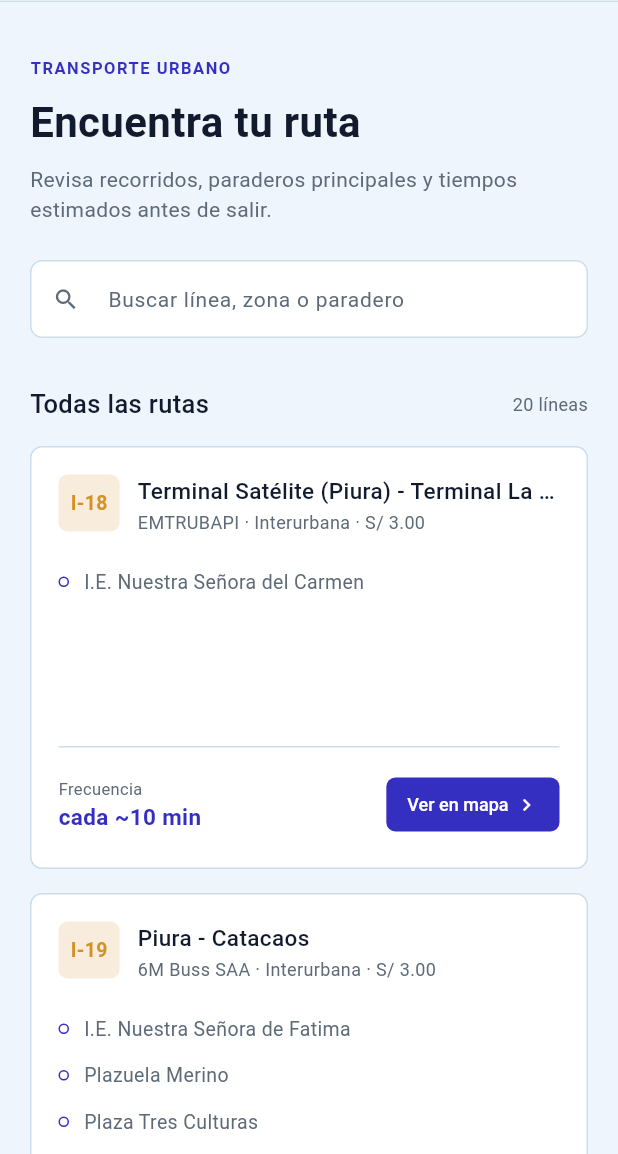
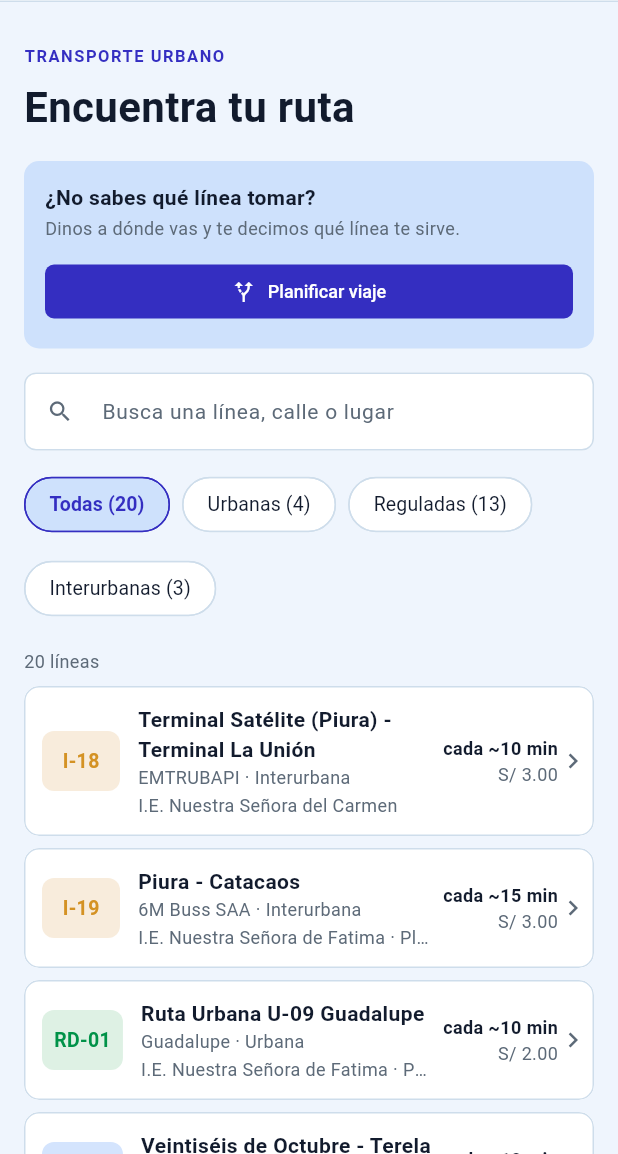
Before and after one commit to miacordov/piurago, a Flutter app: the RoutesPage screen opened by its route, on a phone screen of 412 x 824 dp, the part 82-1236 px from its top. Run offline on Flutter 3.47's test engine with Material 3 defaults, Android fonts, the phone set to English and light mode, and no system bars; our stand-ins replace flutter_map, latlong2.

Commit message:
feat(frontend): rediseña la lista de rutas al estilo de Moovit y piuratransporta
Filas compactas con el código, por dónde pasa, la frecuencia y el pasaje; filtros por tipo con su número de líneas; buscador sin tildes, por código sin guion y por lugar ("Pasa por ..."); acceso a Planificar viaje y botón para limpiar la búsqueda.

```diff
--- /dev/null
+++ b/frontend/lib/features/routes/filtro_rutas.dart
@@ -0,0 +1,107 @@
+import '../../data/lugares/indice_lugares.dart';
+import '../../data/models/ruta.dart';
+
+/// Tipos de servicio de las líneas de Piura (como en piuratransporta.com).
+enum TipoServicio {
+  urbana('Urbana', 'Urbanas'),
+  regulada('Regulada', 'Reguladas'),
+  interurbana('Interurbana', 'Interurbanas');
+
+  const TipoServicio(this.valor, this.plural);
+
+  /// Texto de `Ruta.tipoServicio`.
+  final String valor;
+
+  /// Texto del filtro.
+  final String plural;
+
+  static TipoServicio? de(Ruta ruta) {
+    for (final tipo in values) {
+      if (tipo.valor == ruta.tipoServicio) return tipo;
+    }
+    return null;
+  }
+}
+
+/// Una línea que coincide con la búsqueda y, si coincidió por uno de los
+/// lugares por los que pasa, cuál ("Pasa por Mercado Modelo").
+class RutaFiltrada {
+  const RutaFiltrada(this.ruta, {this.lugarCoincidente});
+
+  final Ruta ruta;
+  final String? lugarCoincidente;
+}
+
+/// Texto sin tildes, mayúsculas ni signos, con las palabras separadas por un
+/// espacio.
+String _plano(String texto) =>
+    normalizar(texto).replaceAll(RegExp(r'[^a-z0-9]+'), ' ').trim();
+
+/// Datos propios de la línea donde se busca (sin los lugares por los que
+/// pasa). El código va también sin guion: "rd05" encuentra "RD-05".
+String _textoDeLaLinea(Ruta r) => _plano(
+  [
+    r.codigo,
+    r.codigo?.replaceAll(RegExp(r'[^A-Za-z0-9]'), ''),
+    r.nombre,
+    r.empresa,
+    r.puntoInicio,
+    r.puntoFinal,
+    r.descripcion,
+    r.tipoServicio,
+  ].whereType<String>().join(' '),
+);
+
+/// Líneas que coinciden con [consulta] (cada palabra escrita debe estar en
+/// los datos de la línea o en los lugares por los que pasa, sin importar
+/// tildes ni mayúsculas) y con [tipo], si se indica. Primero las que están
+/// en servicio; por lo demás, en el orden de [rutas].
+List<RutaFiltrada> filtrarRutas(
+  List<Ruta> rutas, {
+  String consulta = '',
+  TipoServicio? tipo,
+}) {
+  final palabras = [
+    for (final p in _plano(consulta).split(' '))
+      if (p.isNotEmpty) p,
+  ];
+  final resultado = <RutaFiltrada>[];
+  for (final ruta in rutas) {
+    if (tipo != null && TipoServicio.de(ruta) != tipo) continue;
+    if (palabras.isEmpty) {
+      resultado.add(RutaFiltrada(ruta));
+      continue;
+    }
+    final linea = _textoDeLaLinea(ruta);
+    final lugares = [for (final l in ruta.lugaresDestacados) (l, _plano(l))];
+    final todo = '$linea ${lugares.map((l) => l.$2).join(' ')}';
+    if (!palabras.every(todo.contains)) continue;
+    // Si los datos de la línea no bastan, coincidió por un lugar: se dice
+    // cuál.
+    String? lugar;
+    if (!palabras.every(linea.contains)) {
+      for (final (nombre, plano) in lugares) {
+        if (palabras.any(plano.contains)) {
+          lugar = nombre;
+          break;
+        }
+      }
+    }
+    resultado.add(RutaFiltrada(ruta, lugarCoincidente: lugar));
+  }
+  // Primero las que están en servicio, sin cambiar el orden entre ellas.
+  return [
+    ...resultado.where((r) => r.ruta.activa),
+    ...resultado.where((r) => !r.ruta.activa),
+  ];
+}
+
+/// Cuántas líneas hay de cada tipo (la clave null es el total), para los
+/// filtros.
+Map<TipoServicio?, int> contarPorTipo(List<Ruta> rutas) {
+  final cuenta = <TipoServicio?, int>{null: rutas.length};
+  for (final tipo in TipoServicio.values) {
+    cuenta[tipo] = rutas.where((r) => TipoServicio.de(r) == tipo).length;
+  }
+  return cuenta;
+}
--- a/frontend/lib/features/routes/routes_page.dart
+++ b/frontend/lib/features/routes/routes_page.dart
@@ -1,5 +1,6 @@
 import 'package:flutter/material.dart';
 
+import '../../core/routes.dart';
 import '../../core/theme/app_colors.dart';
 import '../../core/theme/app_styles.dart';
 import '../../core/theme/app_text.dart';
@@ -7,9 +8,13 @@ import '../../data/models/ruta.dart';
 import '../../data/rutas_repository.dart';
 import '../shell/app_shell.dart';
 import '../shell/shell_scaffold.dart';
+import 'filtro_rutas.dart';
 import 'ruta_card.dart';
 
-/// Lista de líneas con buscador.
+/// Lista de líneas, como la de Moovit y la de piuratransporta.com: buscador
+/// (sin tildes, por código, zona, empresa o lugar), filtros por tipo de
+/// servicio y una fila compacta por línea. Arriba, un acceso a Planificar
+/// viaje para quien no sabe qué línea tomar.
 class RoutesPage extends StatefulWidget {
   const RoutesPage({super.key, required this.repository});
 
@@ -23,6 +28,7 @@ class _RoutesPageState extends State<RoutesPage> {
   late Future<List<Ruta>> _rutas;
   final _busqueda = TextEditingController();
   String _consulta = '';
+  TipoServicio? _tipo;
 
   @override
   void initState() {
@@ -42,13 +48,21 @@ class _RoutesPageState extends State<RoutesPage> {
     });
   }
 
+  void _limpiar() {
+    _busqueda.clear();
+    setState(() {
+      _consulta = '';
+      _tipo = null;
+    });
+  }
+
   @override
   Widget build(BuildContext context) {
     return ShellScaffold(
       seccion: SeccionApp.rutas,
       child: LayoutBuilder(
         builder: (context, constraints) {
-          return _cuerpo(horizontal: constraints.maxWidth >= 600 ? 40 : 20);
+          return _cuerpo(horizontal: constraints.maxWidth >= 600 ? 40 : 16);
         },
       ),
     );
@@ -59,9 +73,16 @@ class _RoutesPageState extends State<RoutesPage> {
       future: _rutas,
       builder: (context, snapshot) {
         final terminado = snapshot.connectionState == ConnectionState.done;
-        final filtradas = (snapshot.data ?? const <Ruta>[])
-            .where((r) => r.coincideCon(_consulta))
-            .toList();
+        final todas = snapshot.data ?? const <Ruta>[];
+        // Los números de los filtros cuentan lo que coincide con la búsqueda.
+        final porTexto = filtrarRutas(todas, consulta: _consulta);
+        final cuenta = contarPorTipo([for (final r in porTexto) r.ruta]);
+        final filtradas = _tipo == null
+            ? porTexto
+            : [
+                for (final r in porTexto)
+                  if (TipoServicio.de(r.ruta) == _tipo) r,
+              ];
         final total = terminado && !snapshot.hasError
             ? '${filtradas.length} ${filtradas.length == 1 ? 'línea' : 'líneas'}'
             : null;
@@ -69,12 +90,19 @@ class _RoutesPageState extends State<RoutesPage> {
         return CustomScrollView(
           slivers: [
             SliverPadding(
-              padding: EdgeInsets.fromLTRB(horizontal, 36, horizontal, 0),
+              padding: EdgeInsets.fromLTRB(horizontal, 28, horizontal, 0),
               sliver: SliverToBoxAdapter(
+                child: ConstrainedBox(
+                  constraints: const BoxConstraints(maxWidth: 880),
                   child: _Encabezado(
                     controller: _busqueda,
                     total: total,
+                    cuenta: terminado && !snapshot.hasError ? cuenta : null,
+                    tipo: _tipo,
                     onChanged: (valor) => setState(() => _consulta = valor),
+                    onBorrar: _limpiar,
+                    onTipo: (tipo) => setState(() => _tipo = tipo),
+                  ),
                 ),
               ),
             ),
@@ -98,25 +126,32 @@ class _RoutesPageState extends State<RoutesPage> {
                 ),
               )
             else if (filtradas.isEmpty)
-              const SliverToBoxAdapter(
+              SliverToBoxAdapter(
                 child: _Mensaje(
                   titulo: 'No encontramos rutas',
-                  detalle: 'Prueba con otra línea, zona o paradero.',
+                  detalle: 'Prueba con otra línea, calle o lugar.',
+                  accion: OutlinedButton(
+                    onPressed: _limpiar,
+                    child: const Text('Limpiar búsqueda'),
+                  ),
                 ),
               )
             else
               SliverPadding(
                 padding: EdgeInsets.fromLTRB(horizontal, 0, horizontal, 40),
-                sliver: SliverGrid(
-                  gridDelegate: const SliverGridDelegateWithMaxCrossAxisExtent(
-                    maxCrossAxisExtent: 380,
-                    mainAxisExtent: 282,
-                    crossAxisSpacing: 16,
-                    mainAxisSpacing: 16,
-                  ),
-                  delegate: SliverChildBuilderDelegate(
-                    (context, indice) => RutaCard(ruta: filtradas[indice]),
-                    childCount: filtradas.length,
+                sliver: SliverConstrainedCrossAxis(
+                  maxExtent: 880,
+                  sliver: SliverList.separated(
+                    itemCount: filtradas.length,
+                    separatorBuilder: (_, _) => const SizedBox(height: 8),
+                    itemBuilder: (context, indice) {
+                      final r = filtradas[indice];
+                      return RutaCard(
+                        key: ValueKey('ruta-${r.ruta.idRuta}'),
+                        ruta: r.ruta,
+                        lugarCoincidente: r.lugarCoincidente,
+                      );
+                    },
                   ),
                 ),
               ),
@@ -131,60 +166,167 @@ class _Encabezado extends StatelessWidget {
   const _Encabezado({
     required this.controller,
     required this.onChanged,
+    required this.onBorrar,
+    required this.onTipo,
     required this.total,
+    required this.cuenta,
+    required this.tipo,
   });
 
   final TextEditingController controller;
   final ValueChanged<String> onChanged;
+  final VoidCallback onBorrar;
+  final ValueChanged<TipoServicio?> onTipo;
   final String? total;
+  final Map<TipoServicio?, int>? cuenta;
+  final TipoServicio? tipo;
 
   @override
   Widget build(BuildContext context) {
+    final cuenta = this.cuenta;
     return Column(
       crossAxisAlignment: CrossAxisAlignment.start,
       children: [
         const Text('TRANSPORTE URBANO', style: AppText.eyebrow),
-        const SizedBox(height: 8),
+        const SizedBox(height: 6),
         const Text('Encuentra tu ruta', style: AppText.heading),
-        const SizedBox(height: 8),
-        const Text(
-          'Revisa recorridos, paraderos principales y tiempos estimados antes de salir.',
-          style: AppText.body,
-        ),
-        const SizedBox(height: 24),
-        ConstrainedBox(
-          constraints: const BoxConstraints(maxWidth: 520),
-          child: TextField(
+        const SizedBox(height: 16),
+        const _AccesoPlanificar(),
+        const SizedBox(height: 16),
+        ValueListenableBuilder(
+          valueListenable: controller,
+          builder: (context, valor, _) => TextField(
             controller: controller,
             onChanged: onChanged,
-            decoration: appInputDecoration(
-              hint: 'Buscar línea, zona o paradero',
+            textInputAction: TextInputAction.search,
+            decoration:
+                appInputDecoration(
+                  hint: 'Busca una línea, calle o lugar',
                   icon: Icons.search,
                   fill: AppColors.surface,
+                ).copyWith(
+                  suffixIcon: valor.text.isEmpty
+                      ? null
+                      : IconButton(
+                          tooltip: 'Borrar búsqueda',
+                          onPressed: onBorrar,
+                          icon: const Icon(
+                            Icons.close,
+                            size: 18,
+                            color: AppColors.textMuted,
                           ),
                         ),
                 ),
-        const SizedBox(height: 32),
-        Row(
-          children: [
-            const Expanded(
-              child: Text(
-                'Todas las rutas',
-                maxLines: 1,
-                overflow: TextOverflow.ellipsis,
-                style: TextStyle(
-                  fontSize: 17,
-                  fontWeight: FontWeight.w500,
-                  color: AppColors.text,
           ),
         ),
+        if (cuenta != null) ...[
+          const SizedBox(height: 12),
+          Wrap(
+            spacing: 8,
+            runSpacing: 8,
+            children: [
+              _FiltroTipo(
+                texto: 'Todas (${cuenta[null]})',
+                elegido: tipo == null,
+                onTap: () => onTipo(null),
               ),
-            const SizedBox(width: 8),
-            if (total != null) Text(total!, style: AppText.small),
+              for (final t in TipoServicio.values)
+                _FiltroTipo(
+                  texto: '${t.plural} (${cuenta[t]})',
+                  elegido: tipo == t,
+                  onTap: () => onTipo(t),
+                ),
             ],
           ),
+        ],
         const SizedBox(height: 16),
+        if (total != null) Text(total!, style: AppText.small),
+        const SizedBox(height: 8),
       ],
+    );
+  }
+}
+
+/// Acceso a Planificar viaje, para quien no sabe qué línea tomar.
+class _AccesoPlanificar extends StatelessWidget {
+  const _AccesoPlanificar();
+
+  @override
+  Widget build(BuildContext context) {
+    final boton = FilledButton.icon(
+      onPressed: () =>
+          Navigator.of(context).pushReplacementNamed(AppRoutes.mapa),
+      style: appCompactButtonStyle(),
+      icon: const Icon(Icons.alt_route, size: 16),
+      label: const Text('Planificar viaje'),
+    );
+    const textos = Column(
+      crossAxisAlignment: CrossAxisAlignment.start,
+      children: [
+        Text('¿No sabes qué línea tomar?', style: AppText.label),
+        SizedBox(height: 2),
+        Text(
+          'Dinos a dónde vas y te decimos qué línea te sirve.',
+          style: AppText.small,
+        ),
+      ],
+    );
+    return Container(
+      padding: const EdgeInsets.all(14),
+      decoration: BoxDecoration(
+        color: AppColors.primarySoft,
+        borderRadius: BorderRadius.circular(10),
+      ),
+      child: LayoutBuilder(
+        builder: (context, constraints) {
+          if (constraints.maxWidth < 480) {
+            return Column(
+              crossAxisAlignment: CrossAxisAlignment.stretch,
+              children: [textos, const SizedBox(height: 10), boton],
+            );
+          }
+          return Row(
+            children: [
+              const Icon(Icons.alt_route, color: AppColors.primary),
+              const SizedBox(width: 12),
+              const Expanded(child: textos),
+              const SizedBox(width: 12),
+              boton,
+            ],
+          );
+        },
+      ),
+    );
+  }
+}
+
+class _FiltroTipo extends StatelessWidget {
+  const _FiltroTipo({
+    required this.texto,
+    required this.elegido,
+    required this.onTap,
+  });
+
+  final String texto;
+  final bool elegido;
+  final VoidCallback onTap;
+
+  @override
+  Widget build(BuildContext context) {
+    return ChoiceChip(
+      label: Text(texto),
+      selected: elegido,
+      onSelected: (_) => onTap(),
+      showCheckmark: false,
+      labelStyle: TextStyle(
+        fontSize: 13,
+        fontWeight: elegido ? FontWeight.w600 : FontWeight.w400,
+        color: elegido ? AppColors.primary : AppColors.text,
+      ),
+      backgroundColor: AppColors.surface,
+      selectedColor: AppColors.primarySoft,
+      side: BorderSide(color: elegido ? AppColors.primary : AppColors.border),
+      shape: const StadiumBorder(),
     );
   }
 }
--- a/frontend/lib/features/routes/ruta_card.dart
+++ b/frontend/lib/features/routes/ruta_card.dart
@@ -2,65 +2,73 @@ import 'package:flutter/material.dart';
 
 import '../../core/routes.dart';
 import '../../core/theme/app_colors.dart';
-import '../../core/theme/app_styles.dart';
+import '../../core/theme/app_text.dart';
 import '../../data/models/ruta.dart';
 
-/// Tarjeta de una línea en la lista de rutas.
+/// Fila de una línea en la lista de rutas, como en la lista de líneas de
+/// Moovit: el código con su color, el nombre, la empresa y el tipo, por
+/// dónde pasa, y a la derecha la frecuencia y el pasaje. Tocarla abre la
+/// línea en el mapa.
 class RutaCard extends StatelessWidget {
-  const RutaCard({super.key, required this.ruta});
+  const RutaCard({super.key, required this.ruta, this.lugarCoincidente});
 
   final Ruta ruta;
+
+  /// Lugar que coincidió con la búsqueda ("Pasa por Mercado Modelo"). Si no
+  /// hay, se muestran los primeros lugares por los que pasa.
+  final String? lugarCoincidente;
 
   @override
   Widget build(BuildContext context) {
     final colores = ColoresDeTono.de(ruta.tono);
-    final puntos = ruta.lugaresDestacados.isNotEmpty
-        ? ruta.lugaresDestacados.take(3).toList()
-        : [ruta.puntoInicio, ruta.puntoFinal].whereType<String>().toList();
-    final subtitulo = [
+    final detalle = [
       ruta.empresa,
       ruta.tipoServicio,
-      if (ruta.pasaje != null) 'S/ ${ruta.pasaje!.toStringAsFixed(2)}',
     ].whereType<String>().join(' · ');
-    // Sin ETA en vivo se muestra cada cuánto pasa la línea.
-    final (etiqueta, valor) = !ruta.activa
-        ? ('Estado', 'Fuera de servicio')
+    final lugares = ruta.lugaresDestacados.isNotEmpty
+        ? ruta.lugaresDestacados.take(3).join(' · ')
+        : [ruta.puntoInicio, ruta.puntoFinal].whereType<String>().join(' → ');
+    final pasaPor = lugarCoincidente != null
+        ? 'Pasa por $lugarCoincidente'
+        : lugares;
+    final (servicio, colorServicio) = !ruta.activa
+        ? ('Fuera de servicio', AppColors.danger)
         : ruta.etaMinutos != null
-        ? ('Próxima unidad', '${ruta.etaMinutos} min')
+        ? ('${ruta.etaMinutos} min', AppColors.primary)
         : ruta.frecuenciaMinutos != null
-        ? ('Frecuencia', 'cada ~${ruta.frecuenciaMinutos} min')
-        : ('Próxima unidad', '—');
+        ? ('cada ~${ruta.frecuenciaMinutos} min', AppColors.text)
+        : (null, AppColors.text);
+    final pasaje = ruta.pasaje;
 
-    return Container(
-      padding: const EdgeInsets.all(18),
-      decoration: BoxDecoration(
-        color: AppColors.surface,
-        borderRadius: BorderRadius.circular(8),
-        border: Border.all(color: AppColors.border),
+    return Semantics(
+      button: true,
+      label: 'Ver ${ruta.codigo ?? ruta.nombre} en el mapa',
+      child: Material(
+        color: ruta.activa ? AppColors.surface : AppColors.background,
+        shape: RoundedRectangleBorder(
+          borderRadius: BorderRadius.circular(10),
+          side: const BorderSide(color: AppColors.border),
         ),
-      child: Column(
-        crossAxisAlignment: CrossAxisAlignment.start,
-        children: [
-          Row(
-            crossAxisAlignment: CrossAxisAlignment.start,
+        clipBehavior: Clip.antiAlias,
+        child: InkWell(
+          onTap: () =>
+              Navigator.of(context)
+                  .pushReplacementNamed(AppRoutes.mapa, arguments: ruta.idRuta),
+          child: Padding(
+            padding: const EdgeInsets.fromLTRB(12, 12, 4, 12),
+            child: Row(
               children: [
                 Container(
-                constraints: const BoxConstraints(minWidth: 38),
-                height: 38,
+                  constraints: const BoxConstraints(minWidth: 52),
+                  height: 40,
                   padding: const EdgeInsets.symmetric(horizontal: 8),
                   alignment: Alignment.center,
                   decoration: BoxDecoration(
                     color: colores.fondo,
-                  borderRadius: BorderRadius.circular(6),
+                    borderRadius: BorderRadius.circular(8),
                   ),
-                child: ruta.codigo == null
-                    ? Icon(
-                        Icons.directions_bus_outlined,
-                        size: 20,
-                        color: colores.icono,
-                      )
-                    : Text(
-                        ruta.codigo!,
+                  child: Text(
+                    ruta.codigo ?? '—',
                     style: TextStyle(
                       fontSize: 13,
                       fontWeight: FontWeight.w700,
@@ -75,109 +83,70 @@ class RutaCard extends StatelessWidget {
                     children: [
                       Text(
                         ruta.nombre,
+                        maxLines: 2,
+                        overflow: TextOverflow.ellipsis,
+                        style: AppText.label,
+                      ),
+                      if (detalle.isNotEmpty)
+                        Text(
+                          detalle,
                           maxLines: 1,
                           overflow: TextOverflow.ellipsis,
-                      style: const TextStyle(
-                        fontSize: 15,
-                        fontWeight: FontWeight.w500,
-                        color: AppColors.text,
+                          style: AppText.small,
+                        ),
+                      if (pasaPor.isNotEmpty) ...[
+                        const SizedBox(height: 2),
+                        Text(
+                          pasaPor,
+                          maxLines: 1,
+                          overflow: TextOverflow.ellipsis,
+                          style: TextStyle(
+                            fontSize: 12,
+                            color: lugarCoincidente != null
+                                ? AppColors.primary
+                                : AppColors.textMuted,
                           ),
                         ),
-                    const SizedBox(height: 2),
+                      ],
+                    ],
+                  ),
+                ),
+                const SizedBox(width: 8),
+                ConstrainedBox(
+                  constraints: const BoxConstraints(maxWidth: 120),
+                  child: Column(
+                    crossAxisAlignment: CrossAxisAlignment.end,
+                    children: [
+                      if (servicio != null)
                         Text(
-                      subtitulo.isNotEmpty ? subtitulo : ruta.descripcion ?? '',
+                          servicio,
                           maxLines: 1,
                           overflow: TextOverflow.ellipsis,
-                      style: const TextStyle(
+                          style: TextStyle(
                             fontSize: 12,
-                        color: AppColors.textMuted,
+                            fontWeight: FontWeight.w600,
+                            color: colorServicio,
                           ),
+                        ),
+                      if (pasaje != null)
+                        Text(
+                          'S/ ${pasaje.toStringAsFixed(2)}',
+                          maxLines: 1,
+                          overflow: TextOverflow.ellipsis,
+                          style: AppText.small,
                         ),
                     ],
                   ),
                 ),
-            ],
-          ),
-          const SizedBox(height: 16),
-          for (final punto in puntos)
-            Padding(
-              padding: const EdgeInsets.symmetric(vertical: 6),
-              child: Row(
-                children: [
-                  Container(
-                    width: 7,
-                    height: 7,
-                    decoration: BoxDecoration(
-                      shape: BoxShape.circle,
-                      border: Border.all(color: AppColors.primary),
-                    ),
-                  ),
-                  const SizedBox(width: 10),
-                  Expanded(
-                    child: Text(
-                      punto,
-                      maxLines: 1,
-                      overflow: TextOverflow.ellipsis,
-                      style: const TextStyle(
-                        fontSize: 13,
+                const Icon(
+                  Icons.chevron_right,
+                  size: 20,
                   color: AppColors.textMuted,
-                      ),
-                    ),
                 ),
               ],
             ),
           ),
-          const Spacer(),
-          const Divider(height: 1, color: AppColors.border),
-          const SizedBox(height: 14),
-          Row(
-            children: [
-              Expanded(
-                child: Column(
-                  crossAxisAlignment: CrossAxisAlignment.start,
-                  children: [
-                    Text(
-                      etiqueta,
-                      maxLines: 1,
-                      overflow: TextOverflow.ellipsis,
-                      style: const TextStyle(
-                        fontSize: 11,
-                        color: AppColors.textMuted,
         ),
-                    ),
-                    Text(
-                      valor,
-                      maxLines: 1,
-                      overflow: TextOverflow.ellipsis,
-                      style: TextStyle(
-                        fontSize: 15,
-                        fontWeight: FontWeight.w700,
-                        color: ruta.activa
-                            ? AppColors.primary
-                            : AppColors.danger,
-                      ),
-                    ),
-                  ],
-                ),
-              ),
-              const SizedBox(width: 8),
-              FilledButton(
-                onPressed: () => Navigator.of(
-                  context,
-                ).pushReplacementNamed(AppRoutes.mapa, arguments: ruta.idRuta),
-                style: appCompactButtonStyle(),
-                child: const Row(
-                  mainAxisSize: MainAxisSize.min,
-                  children: [
-                    Text('Ver en mapa'),
-                    SizedBox(width: 4),
-                    Icon(Icons.chevron_right, size: 16),
-                  ],
-                ),
-              ),
-            ],
-          ),
-        ],
       ),
     );
   }
```
Lines whose indentation alone changed are shown as unchanged.
